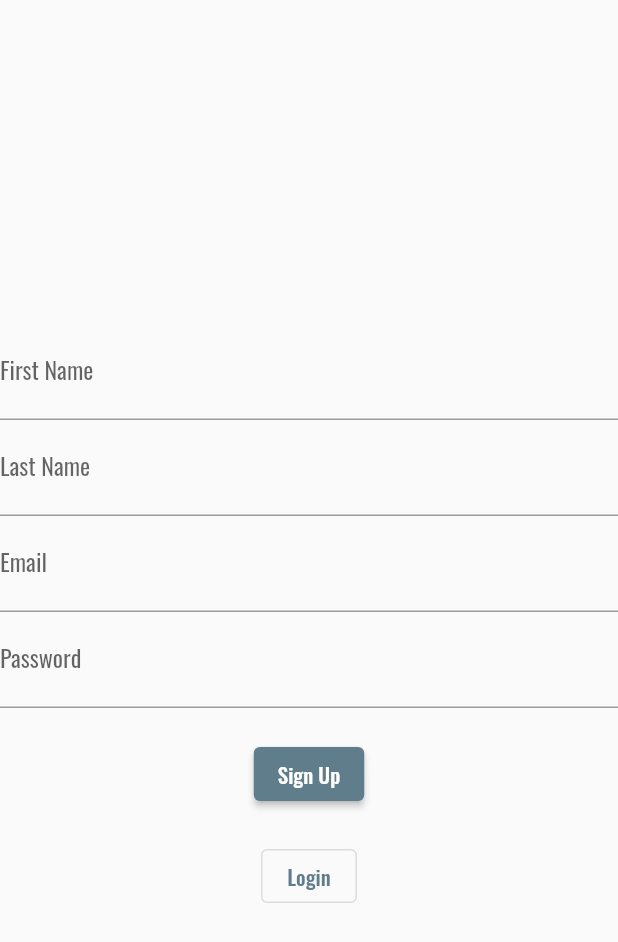
After one commit to GAB8202/doggie_style, a Flutter app: the screen it shows after launch, after a tap on "Login", after a tap on "Sign Up", on a phone screen of 412 x 824 dp. The commit adds this screen. Shown: the top 942 px of the screen. Run offline on Flutter 3.47's test engine with Material 2 defaults, Android fonts, the phone set to English and light mode, and no system bars.

Commit message:
Added login and Signup plus logout

```diff
--- a/lib/main.dart
+++ b/lib/main.dart
@@ -1,5 +1,5 @@
 import 'package:flutter/material.dart';
-import 'views/home_view.dart';
+import 'views/start_view.dart';
 
 void main() {
   runApp(MyApp());
@@ -14,7 +14,7 @@ class MyApp extends StatelessWidget {
         primarySwatch: Colors.blueGrey,
         fontFamily: 'Oswald',
       ),
-      home: HomeView(),
+      home: StartScreen(),
     );
   }
 }
--- /dev/null
+++ b/lib/views/start_view.dart
@@ -0,0 +1,126 @@
+import 'package:flutter/material.dart';
+import 'profile_view.dart';
+
+class StartScreen extends StatefulWidget {
+  @override
+  _StartScreenState createState() => _StartScreenState();
+}
+
+class _StartScreenState extends State<StartScreen> {
+  bool showLogin = false;
+  bool showSignUp = false;
+
+  // Text editing controllers
+  final firstNameController = TextEditingController();
+  final lastNameController = TextEditingController();
+  final emailController = TextEditingController();
+  final passwordController = TextEditingController();
+
+  @override
+  void dispose() {
+    // Dispose controllers when the widget is disposed
+    firstNameController.dispose();
+    lastNameController.dispose();
+    emailController.dispose();
+    passwordController.dispose();
+    super.dispose();
+  }
+
+  @override
+  Widget build(BuildContext context) {
+    return Scaffold(
+      body: Center(
+        child: showLogin
+            ? _buildLoginForm()
+            : showSignUp
+            ? _buildSignUpForm()
+            : _buildInitialButtons(),
+      ),
+    );
+  }
+
+  // Initial buttons view
+  Widget _buildInitialButtons() {
+    return Column(
+      mainAxisAlignment: MainAxisAlignment.center,
+      children: <Widget>[
+        ElevatedButton(
+          onPressed: () => setState(() => showLogin = true),
+          child: Text('Login'),
+        ),
+        SizedBox(height: 20),
+        OutlinedButton(
+          onPressed: () => setState(() => showSignUp = true),
+          child: Text('Sign Up'),
+        ),
+      ],
+    );
+  }
+
+  // Login form view
+  Widget _buildLoginForm() {
+    return Column(
+      mainAxisAlignment: MainAxisAlignment.center,
+      children: <Widget>[
+        TextFormField(decoration: InputDecoration(labelText: 'Email')),
+        TextFormField(
+          decoration: InputDecoration(labelText: 'Password'),
+          obscureText: true,
+        ),
+        SizedBox(height: 20),
+        ElevatedButton(
+          onPressed: () {
+            // Handle login logic
+          },
+          child: Text('Login'),
+        ),
+        SizedBox(height: 20),
+        OutlinedButton(
+          onPressed: () => setState(() {
+            showLogin = false;
+            showSignUp = true;
+          }),
+          child: Text('Sign Up'),
+        ),
+      ],
+    );
+  }
+
+  // Sign-up form view
+  Widget _buildSignUpForm() {
+    return Column(
+      mainAxisAlignment: MainAxisAlignment.center,
+      children: <Widget>[
+        TextFormField(controller: firstNameController, decoration: InputDecoration(labelText: 'First Name')),
+        TextFormField(controller: lastNameController, decoration: InputDecoration(labelText: 'Last Name')),
+        TextFormField(controller: emailController, decoration: InputDecoration(labelText: 'Email')),
+        TextFormField(controller: passwordController, decoration: InputDecoration(labelText: 'Password'), obscureText: true),
+        SizedBox(height: 20),
+        ElevatedButton(
+          onPressed: () {
+            if (firstNameController.text.isNotEmpty &&
+                lastNameController.text.isNotEmpty &&
+                emailController.text.isNotEmpty &&
+                passwordController.text.isNotEmpty) {
+              Navigator.push(
+                context,
+                MaterialPageRoute(builder: (context) => ProfileView()),
+              );
+            } else {
+              // Handle empty fields
+            }
+          },
+          child: Text('Sign Up'),
+        ),
+        SizedBox(height: 20),
+        OutlinedButton(
+          onPressed: () => setState(() {
+            showSignUp = false;
+            showLogin = true;
+          }),
+          child: Text('Login'),
+        ),
+      ],
+    );
+  }
+}
```
Also changed, not shown: lib/views/profile_view.dart (+10 -2 lines), lib/views/settings_view.dart (+34 -0 lines).
